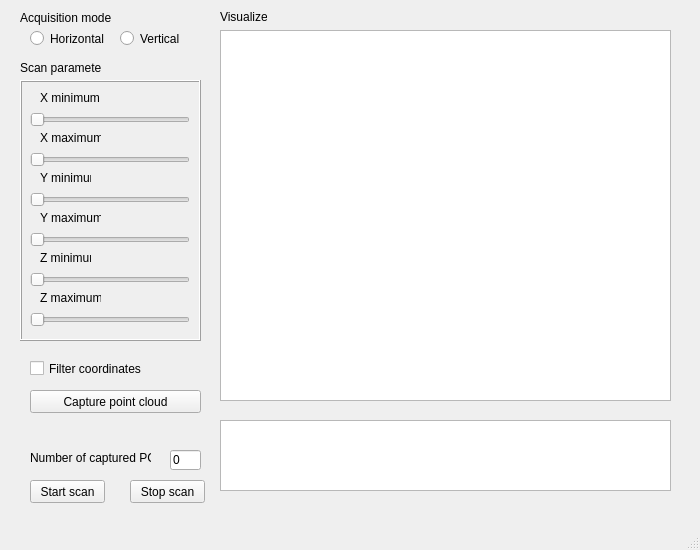
Old version of the form SourceCode/scanwindow.ui in the repository AntoineMerlet/3DScan.
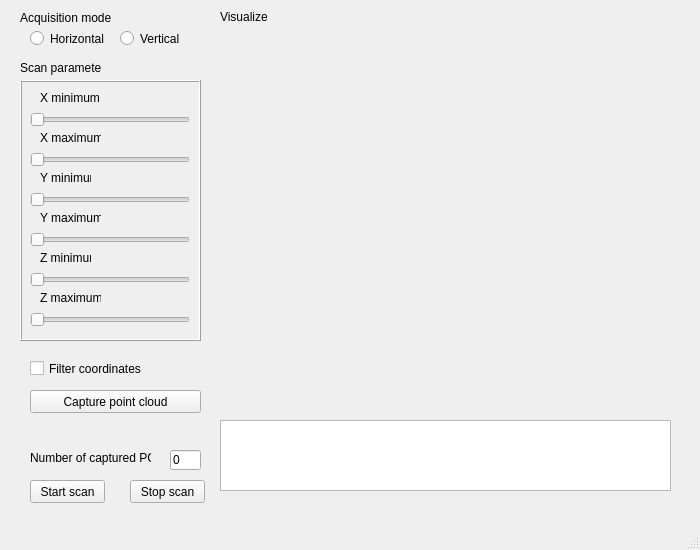
New version of the form. Custom widgets are drawn as their Qt base class.

What changed in the file:
```diff
--- a/SourceCode/scanwindow.ui
+++ b/SourceCode/scanwindow.ui
@@ -238,16 +238,6 @@
      <string>Stop scan</string>
     </property>
    </widget>
-   <widget class="QGraphicsView" name="sw_visualizer_graphicsview">
-    <property name="geometry">
-     <rect>
-      <x>220</x>
-      <y>30</y>
-      <width>451</width>
-      <height>371</height>
-     </rect>
-    </property>
-   </widget>
    <widget class="QLabel" name="sw_visualizer_label">
     <property name="geometry">
      <rect>
@@ -362,6 +352,13 @@
   </widget>
   <widget class="QStatusBar" name="statusbar"/>
  </widget>
+ <customwidgets>
+  <customwidget>
+   <class>QVTKWidget</class>
+   <extends>QWidget</extends>
+   <header>QVTKWidget.h</header>
+  </customwidget>
+ </customwidgets>
  <resources/>
  <connections/>
 </ui>
```
Left out of the diff: 16 changed lines with no effect on the pictures.
